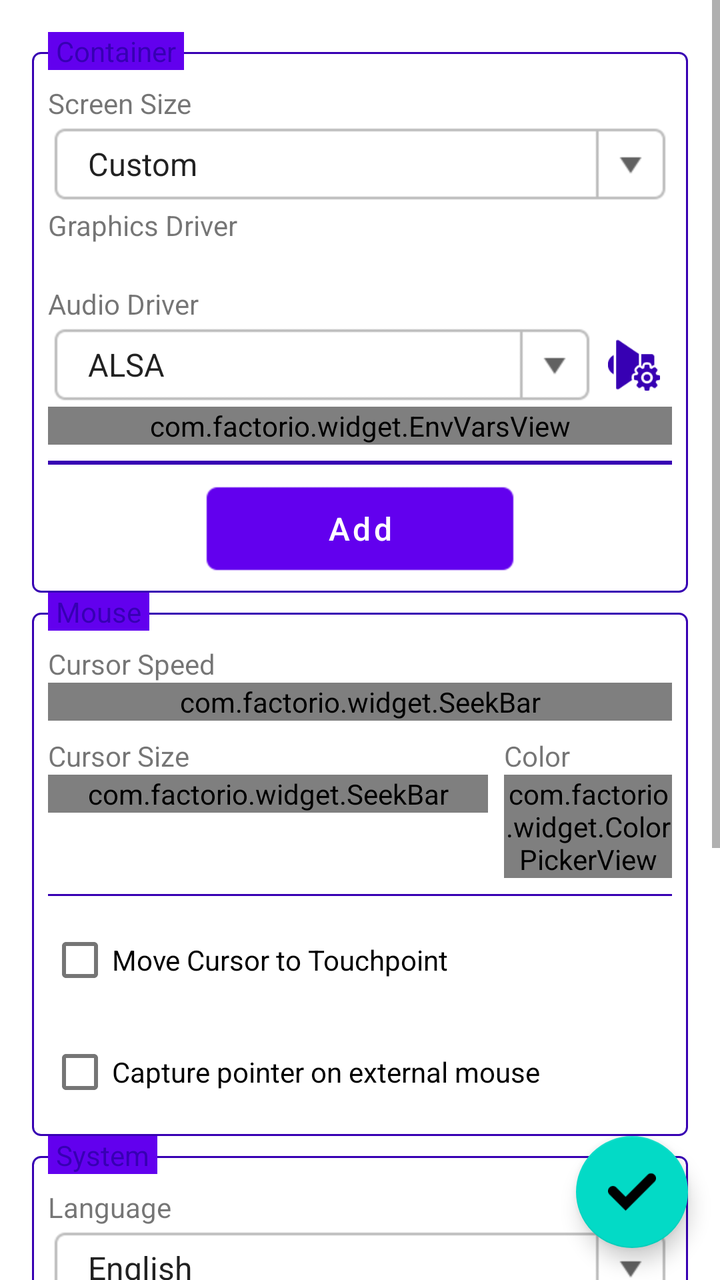
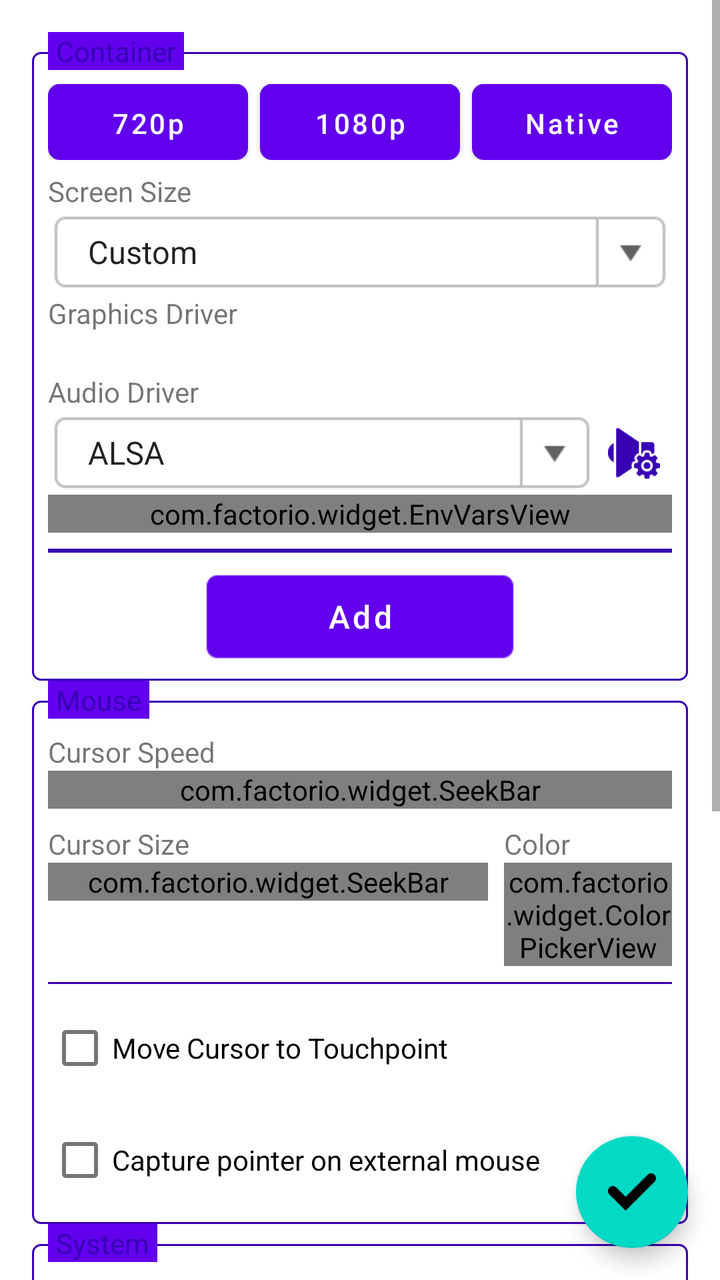

Screens rendered from an Android XML layout before and after an edit, with the pre-edit source and the edit as a unified diff.
<!-- AndroidManifest.xml: fallback theme Theme.MaterialComponents.DayNight.NoActionBar -->
<!-- res/layout/settings_fragment.xml -->
<?xml version="1.0" encoding="utf-8"?>
<FrameLayout
    xmlns:android="http://schemas.android.com/apk/res/android"
    android:layout_width="match_parent"
    android:layout_height="match_parent"
    xmlns:app="http://schemas.android.com/apk/res-auto">
    <ScrollView
        android:layout_width="match_parent"
        android:layout_height="match_parent">
        <LinearLayout
            android:layout_width="match_parent"
            android:layout_height="wrap_content"
            android:orientation="vertical"
            android:padding="16dp">
            <FrameLayout
                android:id="@+id/FLContainerSettings"
                android:layout_width="match_parent"
                android:layout_height="wrap_content">
                <LinearLayout style="@style/FieldSet">
                    <LinearLayout
                        android:layout_width="match_parent"
                        android:layout_height="wrap_content"
                        android:orientation="horizontal">

                        <LinearLayout
                            android:layout_width="0dp"
                            android:layout_height="wrap_content"
                            android:layout_weight="1"
                            android:orientation="vertical">

                            <TextView
                                android:layout_width="wrap_content"
                                android:layout_height="wrap_content"
                                android:text="@string/screen_size" />

                            <Spinner
                                style="@style/ComboBox"
                                android:layout_width="match_parent"
                                android:id="@+id/SScreenSize"
                                android:entries="@array/screen_size_entries" />
                        </LinearLayout>

                        <LinearLayout
                            android:id="@+id/LLCustomScreenSize"
                            android:layout_width="wrap_content"
                            android:layout_height="wrap_content"
                            android:orientation="horizontal"
                            android:visibility="gone">

                            <LinearLayout
                                android:layout_width="wrap_content"
                                android:layout_height="wrap_content"
                                android:orientation="vertical">

                                <TextView
                                    android:layout_width="wrap_content"
                                    android:layout_height="wrap_content"
                                    android:text="@string/width" />

                                <EditText
                                    style="@style/EditText"
                                    android:layout_width="78dp"
                                    android:id="@+id/ETScreenWidth"
                                    android:inputType="number" />
                            </LinearLayout>

                            <TextView
                                android:layout_width="wrap_content"
                                android:layout_height="wrap_content"
                                android:textStyle="bold"
                                android:textSize="18dp"
                                android:layout_gravity="bottom"
                                android:layout_marginLeft="2dp"
                                android:layout_marginRight="2dp"
                                android:layout_marginBottom="4dp"
                                android:text="x" />

                            <LinearLayout
                                android:layout_width="wrap_content"
                                android:layout_height="wrap_content"
                                android:orientation="vertical">

                                <TextView
                                    android:layout_width="wrap_content"
                                    android:layout_height="wrap_content"
                                    android:text="@string/height" />

                                <EditText
                                    style="@style/EditText"
                                    android:layout_width="78dp"
                                    android:id="@+id/ETScreenHeight"
                                    android:inputType="number" />
                            </LinearLayout>
                        </LinearLayout>
                    </LinearLayout>

                    <TextView
                        android:layout_width="wrap_content"
                        android:layout_height="wrap_content"
                        android:text="@string/graphics_driver" />

                    <LinearLayout
                        android:id="@+id/LLGraphicsDriver"
                        android:layout_width="match_parent"
                        android:layout_height="wrap_content"
                        android:orientation="horizontal"
                        android:gravity="center_vertical" />

                    <TextView
                        android:id="@+id/TVDetectedGpu"
                        android:layout_width="wrap_content"
                        android:layout_height="wrap_content"
                        android:layout_marginTop="4dp"
                        android:textSize="12sp"
                        android:alpha="0.7" />

                    <TextView
                        android:layout_width="wrap_content"
                        android:layout_height="wrap_content"
                        android:text="@string/audio_driver" />

                    <LinearLayout
                        android:layout_width="match_parent"
                        android:layout_height="wrap_content"
                        android:orientation="horizontal"
                        android:gravity="center_vertical">

                        <Spinner
                            style="@style/ComboBox"
                            android:layout_width="0dp"
                            android:layout_weight="1"
                            android:id="@+id/SAudioDriver"
                            android:entries="@array/audio_driver_entries" />

                        <ImageButton
                            style="@style/ListMenuButton"
                            android:id="@+id/BTAudioDriverConfig"
                            android:src="@drawable/icon_audio_settings" />
                    </LinearLayout>

                    <LinearLayout
                        android:id="@+id/LLTabEnvVars"
                        android:layout_width="match_parent"
                        android:layout_height="wrap_content"
                        android:orientation="vertical">

                        <com.factorio.widget.EnvVarsView
                            android:id="@+id/EnvVarsView"
                            android:layout_width="match_parent"
                            android:layout_height="wrap_content"
                            android:paddingLeft="16dp"
                            android:paddingRight="16dp"/>

                        <View style="@style/HorizontalLine" />

                        <Button
                            style="@style/ButtonNeutral"
                            android:id="@+id/BTAddEnvVar"
                            android:layout_width="160dp"
                            android:layout_height="wrap_content"
                            android:layout_gravity="center_horizontal"
                            android:text="@string/add" />
                    </LinearLayout>
                </LinearLayout>
                <TextView
                    style="@style/FieldSetLabel"
                    android:text="@string/container"/>
            </FrameLayout>
            <FrameLayout
                android:layout_width="match_parent"
                android:layout_height="wrap_content">
                <LinearLayout style="@style/FieldSet">
                    <TextView
                        android:layout_width="wrap_content"
                        android:layout_height="wrap_content"
                        android:text="@string/cursor_speed"/>
                    <com.factorio.widget.SeekBar
                        android:id="@+id/SBCursorSpeed"
                        android:layout_width="match_parent"
                        android:layout_height="wrap_content"
                        app:suffix="%"
                        app:minValue="10"
                        app:maxValue="200"/>
                    <LinearLayout
                        android:layout_width="match_parent"
                        android:layout_height="wrap_content"
                        android:orientation="horizontal"
                        android:layout_marginTop="8dp">
                        <LinearLayout
                            android:layout_width="0dp"
                            android:layout_height="wrap_content"
                            android:layout_weight="1"
                            android:orientation="vertical">
                            <TextView
                                android:layout_width="wrap_content"
                                android:layout_height="wrap_content"
                                android:text="@string/cursor_size"/>
                            <com.factorio.widget.SeekBar
                                android:id="@+id/SBCursorSize"
                                android:layout_width="match_parent"
                                android:layout_height="wrap_content"
                                app:suffix="%"
                                app:step="5"
                                app:minValue="100"
                                app:maxValue="200"/>
                        </LinearLayout>
                        <LinearLayout
                            android:layout_width="wrap_content"
                            android:layout_height="wrap_content"
                            android:orientation="vertical"
                            android:layout_marginLeft="8dp">
                            <TextView
                                android:layout_width="wrap_content"
                                android:layout_height="wrap_content"
                                android:text="@string/color"/>
                            <com.factorio.widget.ColorPickerView
                                android:id="@+id/CPVCursorColor"
                                android:layout_width="84dp"
                                android:layout_height="wrap_content"/>
                        </LinearLayout>
                    </LinearLayout>
                    <View style="@style/FieldSeparator"/>
                    <CheckBox
                        android:id="@+id/CBMoveCursorToTouchpoint"
                        android:layout_width="wrap_content"
                        android:layout_height="wrap_content"
                        android:text="@string/move_cursor_to_touchpoint"/>
                    <CheckBox
                        android:id="@+id/CBCapturePointerOnExternalMouse"
                        android:layout_width="wrap_content"
                        android:layout_height="wrap_content"
                        android:text="@string/capture_pointer_on_external_mouse"
                        android:layout_marginTop="8dp"/>
                </LinearLayout>
                <TextView
                    style="@style/FieldSetLabel"
                    android:text="@string/mouse"/>
            </FrameLayout>
            <FrameLayout
                android:layout_width="match_parent"
                android:layout_height="wrap_content">
                <LinearLayout style="@style/FieldSet">
                    <TextView
                        android:layout_width="wrap_content"
                        android:layout_height="wrap_content"
                        android:text="@string/language"/>
                    <Spinner
                        style="@style/ComboBox"
                        android:id="@+id/SLanguage"
                        android:layout_width="match_parent"
                        android:entries="@array/language_entries"/>
                    <TextView
                        android:layout_width="wrap_content"
                        android:layout_height="wrap_content"
                        android:text="@string/theme"/>
                    <HorizontalScrollView
                        android:layout_width="match_parent"
                        android:layout_height="wrap_content"
                        android:scrollbars="none">
                        <RadioGroup
                            android:id="@+id/RGAppTheme"
                            android:layout_width="wrap_content"
                            android:layout_height="wrap_content"
                            android:orientation="horizontal"
                            android:gravity="center_vertical">
                            <RadioButton
                                android:id="@+id/RBLight"
                                android:layout_width="wrap_content"
                                android:layout_height="wrap_content"
                                android:text="@string/light"/>
                            <RadioButton
                                android:id="@+id/RBDark"
                                android:layout_width="wrap_content"
                                android:layout_height="wrap_content"
                                android:text="@string/dark"/>
                            <RadioButton
                                android:id="@+id/RBDark1"
                                android:layout_width="wrap_content"
                                android:layout_height="wrap_content"
                                android:text="@string/dark1"/>
                            <RadioButton
                                android:id="@+id/RBDark2"
                                android:layout_width="wrap_content"
                                android:layout_height="wrap_content"
                                android:text="@string/dark2"/>
                            <RadioButton
                                android:id="@+id/RBDark3"
                                android:layout_width="wrap_content"
                                android:layout_height="wrap_content"
                                android:text="@string/dark3"/>
                            <RadioButton
                                android:id="@+id/RBDark4"
                                android:layout_width="wrap_content"
                                android:layout_height="wrap_content"
                                android:text="@string/dark4"/>
                            <RadioButton
                                android:id="@+id/RBDark5"
                                android:layout_width="wrap_content"
                                android:layout_height="wrap_content"
                                android:text="@string/dark5"/>
                            <RadioButton
                                android:id="@+id/RBDark6"
                                android:layout_width="wrap_content"
                                android:layout_height="wrap_content"
                                android:text="@string/dark6"/>
                            <RadioButton
                                android:id="@+id/RBDark7"
                                android:layout_width="wrap_content"
                                android:layout_height="wrap_content"
                                android:text="@string/dark7"/>
                            <RadioButton
                                android:id="@+id/RBDark8"
                                android:layout_width="wrap_content"
                                android:layout_height="wrap_content"
                                android:text="@string/dark8"/>
                        </RadioGroup>
                    </HorizontalScrollView>
                </LinearLayout>
                <TextView
                    style="@style/FieldSetLabel"
                    android:text="@string/system"/>
            </FrameLayout>
            <FrameLayout
                android:layout_width="match_parent"
                android:layout_height="wrap_content">
                <LinearLayout style="@style/FieldSet">
                    <CheckBox
                        android:id="@+id/CBEnableDebugLogs"
                        android:layout_width="wrap_content"
                        android:layout_height="wrap_content"
                        android:text="@string/enable_debug_logs"/>
                    <View style="@style/FieldSeparator"/>
                    <CheckBox
                        android:id="@+id/CBSaveLogsToFile"
                        android:layout_width="match_parent"
                        android:layout_height="match_parent"
                        android:text="@string/save_logs_to_file"
                        android:layout_marginTop="8dp"/>
                    <EditText
                        android:id="@+id/ETLogFile"
                        style="@style/EditText"
                        android:layout_width="match_parent"
                        android:layout_height="match_parent"
                        android:visibility="gone"/>
                    <View style="@style/FieldSeparator"/>
                    <LinearLayout
                        android:layout_width="match_parent"
                        android:layout_height="wrap_content"
                        android:orientation="horizontal"
                        android:gravity="center_horizontal">
                        <Button
                            style="@style/ButtonNeutral"
                            android:id="@+id/BTReinstallSystemFiles"
                            android:layout_width="wrap_content"
                            android:layout_height="wrap_content"
                            android:layout_gravity="center_horizontal"
                            android:text="@string/reinstall_system_files"/>
                    </LinearLayout>
                </LinearLayout>
                <TextView
                    style="@style/FieldSetLabel"
                    android:text="@string/advanced"/>
            </FrameLayout>
        </LinearLayout>
    </ScrollView>
    <com.google.android.material.floatingactionbutton.FloatingActionButton
        android:id="@+id/BTConfirm"
        android:layout_width="wrap_content"
        android:layout_height="wrap_content"
        android:layout_gravity="right|bottom"
        android:tint="#ffffff"
        android:src="@drawable/icon_confirm"
        android:layout_margin="16dp"/>
</FrameLayout>
<!-- resources referenced by this layout -->
<resources>
  <string-array name="audio_driver_entries">
          <item>ALSA</item>
          <item>PulseAudio</item>
      </string-array>
  <string name="add">Add</string>
  <string name="advanced">Advanced</string>
  <string name="audio_driver">Audio Driver</string>
  <string name="capture_pointer_on_external_mouse">Capture pointer on external mouse</string>
  <string name="color">Color</string>
  <string name="container">Container</string>
  <string name="cursor_size">Cursor Size</string>
  <string name="cursor_speed">Cursor Speed</string>
  <string name="dark">Dark</string>
  <string name="dark1">red</string>
  <string name="dark2">green</string>
  <string name="dark3">blue</string>
  <string name="dark4">purple</string>
  <string name="dark5">yellow</string>
  <string name="dark6">orange</string>
  <string name="dark7">darken</string>
  <string name="dark8">colors</string>
  <string name="enable_debug_logs">Enable debug logs</string>
  <string name="graphics_driver">Graphics Driver</string>
  <string name="height">Height</string>
  <string name="language">Language</string>
  <string name="light">Light</string>
  <string name="mouse">Mouse</string>
  <string name="move_cursor_to_touchpoint">Move Cursor to Touchpoint</string>
  <string name="reinstall_system_files">Reinstall System Files</string>
  <string name="save_logs_to_file">Save logs to file</string>
  <string name="screen_size">Screen Size</string>
  <string name="system">System</string>
  <string name="theme">Theme</string>
  <string name="width">Width</string>
  <style name="ButtonNeutral" parent="BaseButton">
          <item name="android:background">@drawable/button_neutral</item>
          <item name="android:textColor">#ffffff</item>
      </style>
  <style name="HorizontalLine">
          <item name="android:layout_width">match_parent</item>
          <item name="android:layout_height">2dp</item>
          <item name="android:background">?attr/colorPrimaryVariant</item>
          <item name="android:layout_marginTop">8dp</item>
          <item name="android:layout_marginBottom">8dp</item>
      </style>
  <string name="custom">Custom</string>
  <!-- drawable bordered_panel (drawable) -->
  <?xml version="1.0" encoding="utf-8"?>
  <shape xmlns:android="http://schemas.android.com/apk/res/android"
      android:shape="rectangle">
      <corners android:radius="4dp" />
      <stroke android:width="1dp" android:color="?attr/colorPrimaryVariant" />
  </shape>
  <!-- unchanged entries left out for length: 22 -->
</resources>

<!-- the commit's change to res/layout/settings_fragment.xml (unified diff, before → after) -->
@@ -17,6 +17,49 @@
                 android:layout_width="match_parent"
                 android:layout_height="wrap_content">
                 <LinearLayout style="@style/FieldSet">
+                    
+                    <LinearLayout
+                        android:layout_width="match_parent"
+                        android:layout_height="wrap_content"
+                        android:layout_marginBottom="6dp"
+                        android:orientation="horizontal">
+
+                        <Button
+                            android:id="@+id/BTSetRes720"
+                            style="@style/ButtonAccent"
+                            android:layout_width="0dp"
+                            android:layout_height="38dp"
+                            android:layout_weight="1"
+                            android:layout_marginRight="6dp"
+                            android:paddingLeft="8dp"
+                            android:paddingRight="8dp"
+                            android:textSize="14sp"
+                            android:text="720p" />
+
+                        <Button
+                            android:id="@+id/BTSetRes1080"
+                            style="@style/ButtonAccent"
+                            android:layout_width="0dp"
+                            android:layout_height="38dp"
+                            android:layout_weight="1"
+                            android:layout_marginRight="6dp"
+                            android:paddingLeft="8dp"
+                            android:paddingRight="8dp"
+                            android:textSize="14sp"
+                            android:text="1080p" />
+
+                        <Button
+                            android:id="@+id/BTSetResNative"
+                            style="@style/ButtonAccent"
+                            android:layout_width="0dp"
+                            android:layout_height="38dp"
+                            android:layout_weight="1"
+                            android:paddingLeft="8dp"
+                            android:paddingRight="8dp"
+                            android:textSize="14sp"
+                            android:text="@string/resolution_native" />
+                    </LinearLayout>
+
                     <LinearLayout
                         android:layout_width="match_parent"
                         android:layout_height="wrap_content"
<!-- resource entries referenced after the edit -->
@@ -29,11 +29,16 @@
   <string name="mouse">Mouse</string>
   <string name="move_cursor_to_touchpoint">Move Cursor to Touchpoint</string>
   <string name="reinstall_system_files">Reinstall System Files</string>
+  <string name="resolution_native">Native</string>
   <string name="save_logs_to_file">Save logs to file</string>
   <string name="screen_size">Screen Size</string>
   <string name="system">System</string>
   <string name="theme">Theme</string>
   <string name="width">Width</string>
+  <style name="ButtonAccent" parent="BaseButton">
+          <item name="android:background">@drawable/button_accent</item>
+          <item name="android:textColor">#ffffff</item>
+      </style>
   <style name="ButtonNeutral" parent="BaseButton">
           <item name="android:background">@drawable/button_neutral</item>
           <item name="android:textColor">#ffffff</item>
@@ -46,6 +51,42 @@
           <item name="android:layout_marginBottom">8dp</item>
       </style>
   <string name="custom">Custom</string>
+  <!-- drawable button_accent (drawable) -->
+  <?xml version="1.0" encoding="utf-8"?>
+  <selector xmlns:android="http://schemas.android.com/apk/res/android">
+      <item android:state_pressed="true">
+          <layer-list>
+              <item>
+                  <shape android:shape="rectangle">
+                      <corners android:radius="6dp" />
+                      <solid android:color="#FFB34700" />
+                  </shape>
+              </item>
+              <item android:bottom="2dp">
+                  <shape android:shape="rectangle">
+                      <corners android:radius="6dp" />
+                      <solid android:color="#FFE65100" />
+                  </shape>
+              </item>
+          </layer-list>
+      </item>
+      <item>
+          <layer-list>
+              <item>
+                  <shape android:shape="rectangle">
+                      <corners android:radius="6dp" />
+                      <solid android:color="#FFB34700" />
+                  </shape>
+              </item>
+              <item android:bottom="3dp">
+                  <shape android:shape="rectangle">
+                      <corners android:radius="6dp" />
+                      <solid android:color="#FFFF6F00" />
+                  </shape>
+              </item>
+          </layer-list>
+      </item>
+  </selector>
   <!-- drawable bordered_panel (drawable) -->
   <?xml version="1.0" encoding="utf-8"?>
   <shape xmlns:android="http://schemas.android.com/apk/res/android"
